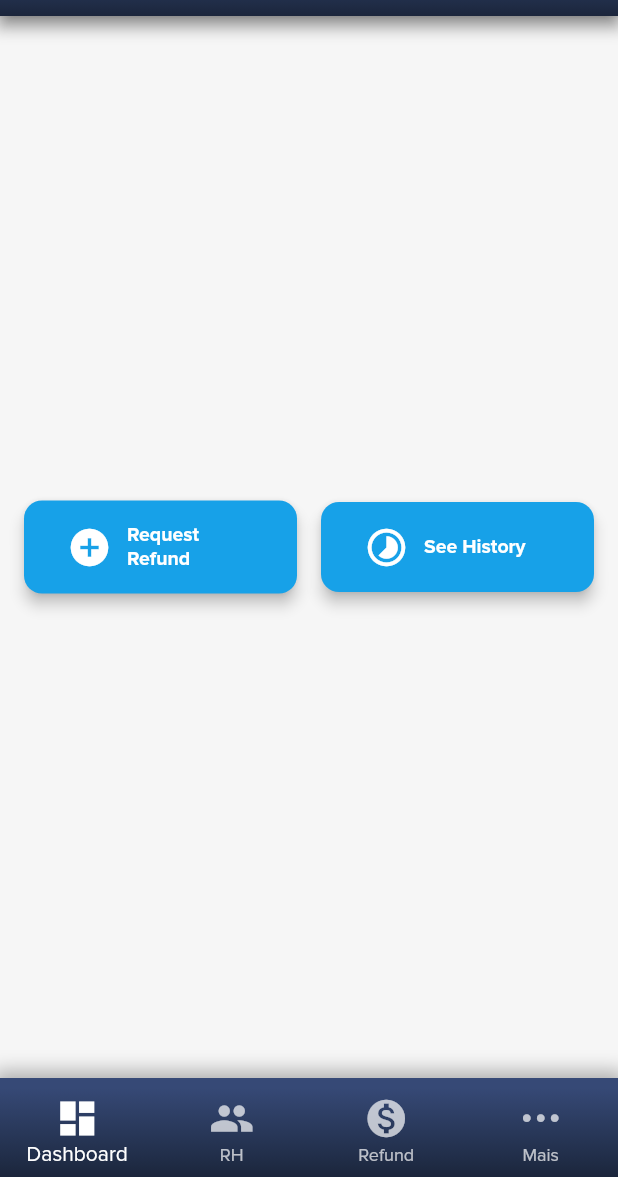
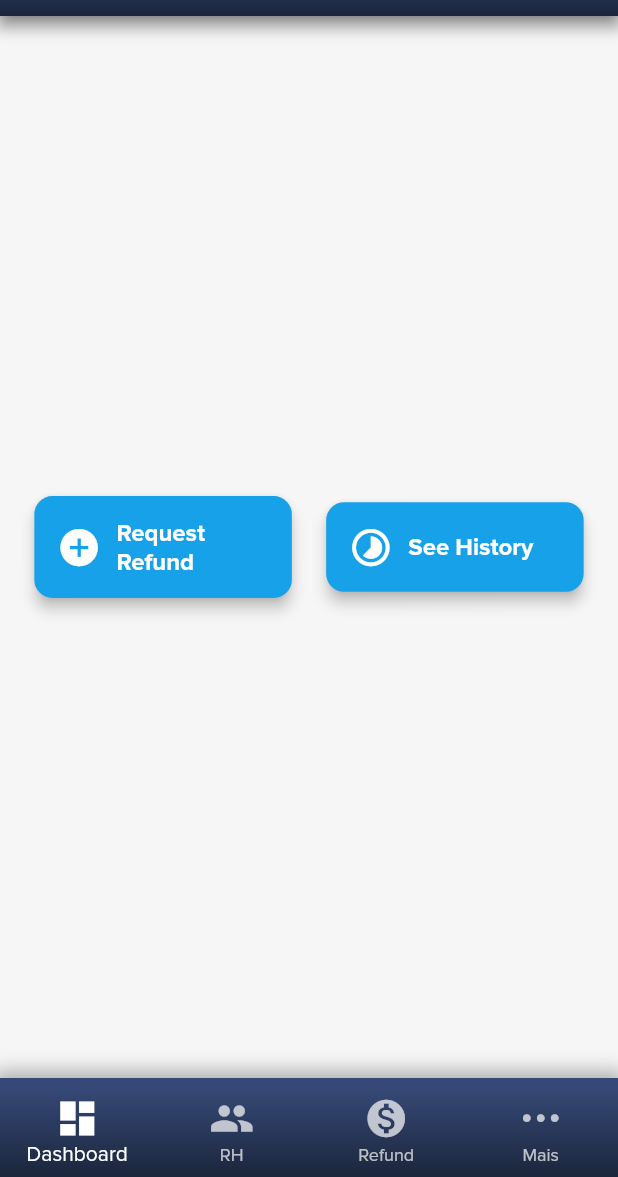
Before and after one commit to JoaoBrodt/telaJonathanSpecter, a Flutter app: the HomeScreen screen opened directly, on a phone screen of 412 x 824 dp, the part 59-1236 px from its top. Run offline on Flutter 3.47's test engine with Material 2 defaults, Android fonts, the phone set to English and light mode, and no system bars; our stand-ins replace dio, equatable, flutter_bloc, google_fonts; generated files the repository leaves out were written again; statements that could not run were skipped.

Commit message:
Melhoria para proporção de tela.

```diff
--- a/demeter_app/lib/core/presentation/theme/adaptative_theme.dart
+++ b/demeter_app/lib/core/presentation/theme/adaptative_theme.dart
@@ -2,7 +2,7 @@ class AdaptativeTheme {
   static const noneSpace = 0.0;
   static const minimunSpace = 10.0;
   static const minimunExtraSpace = 5.0;
-  static const defaultSpace = 16.0;
+  static const defaultSpace = 23.0;
   static const largeSpace = 24.0;
   static const largeSpacePlus = 26.0;
   static const extraSpace = 32.0;
--- a/demeter_app/lib/core/presentation/theme/theme_default.dart
+++ b/demeter_app/lib/core/presentation/theme/theme_default.dart
@@ -1,4 +1,5 @@
 import 'package:demeter_app/core/export.dart';
+import 'package:demeter_design_system/demeter_design_system.dart';
 import 'package:flutter/material.dart';
 import 'package:flutter/services.dart';
 
@@ -13,6 +14,7 @@ final themeLight = ThemeData(
   indicatorColor: const Color(0xFF364976),
   progressIndicatorTheme:
       const ProgressIndicatorThemeData(color: Color(0xFF364976)),
+  visualDensity: VisualDensity.adaptivePlatformDensity,
 );
 
 TextTheme textTheme() {
@@ -49,7 +51,7 @@ TextTheme textTheme() {
     ),
     labelMedium: TextStyle(
       color: Color.fromRGBO(255, 255, 255, 1),
-      fontSize: 13,
+      fontSize: 16,
       fontWeight: FontWeight.bold,
     ),
   );
--- a/demeter_app/lib/features/dashboard/presentation/screen/dashboard.dart
+++ b/demeter_app/lib/features/dashboard/presentation/screen/dashboard.dart
@@ -1,4 +1,5 @@
 import 'package:demeter_app/core/presentation/theme/adaptative_theme.dart';
+import 'package:demeter_design_system/sized_config.dart';
 import 'package:flutter_gen/gen_l10n/app_localizations.dart';
 import 'package:demeter_design_system/demeter_design_system.dart';
 import 'package:flutter/material.dart';
@@ -8,35 +9,36 @@ class DashBoardScreen extends StatelessWidget {
 
   @override
   Widget build(BuildContext context) {
-    return Padding(
-      padding: const EdgeInsets.all(AdaptativeTheme.defaultSpace),
-      child: Center(
+    return Container(
+      padding: EdgeInsets.all(
+          getProportionateScreenWidth(AdaptativeTheme.defaultSpace)),
       child: Row(
         mainAxisAlignment: MainAxisAlignment.spaceBetween,
         children: [
           Flexible(
             child: ButtonLargeLeftIconWidget(
               text: AppLocalizations.of(context)!.requestRefund,
-                icon: const Icon(Icons.add_circle, size: 30),
+              icon:
+                  Icon(Icons.add_circle, size: getProportionateScreenWidth(30)),
               onPressed: () {
                 Navigator.of(context)
                     .pushNamed('/dashboard/example_navigation');
               },
             ),
           ),
-            const SizedBox(
-              width: AdaptativeTheme.defaultSpace,
+          SizedBox(
+            width: getProportionateScreenWidth(AdaptativeTheme.defaultSpace),
           ),
           Flexible(
             child: ButtonLargeLeftIconWidget(
               text: AppLocalizations.of(context)!.seeHistory,
-                icon: const Icon(Icons.timelapse_rounded, size: 30),
+              icon: Icon(Icons.timelapse_rounded,
+                  size: getProportionateScreenWidth(30)),
               onPressed: () {},
             ),
           ),
         ],
       ),
-      ),
     );
   }
 }
--- a/demeter_app/lib/features/home/presentation/screen/home_screen.dart
+++ b/demeter_app/lib/features/home/presentation/screen/home_screen.dart
@@ -29,6 +29,7 @@ class _HomeScreenState extends State<HomeScreen> {
 
   @override
   Widget build(BuildContext context) {
+    SizeConfig().init(context);
     final appLocalizations = AppLocalizations.of(context);
 
     return BlocProvider(
--- a/demeter_design_system/lib/components/buttons/button_large_left_icon_widget.dart
+++ b/demeter_design_system/lib/components/buttons/button_large_left_icon_widget.dart
@@ -1,3 +1,4 @@
+import 'package:demeter_design_system/demeter_design_system.dart';
 import 'package:flutter/material.dart';
 
 class ButtonLargeLeftIconWidget extends StatelessWidget {
@@ -14,13 +15,13 @@ class ButtonLargeLeftIconWidget extends StatelessWidget {
   @override
   Widget build(BuildContext context) {
     return ElevatedButton(
-      child: Padding(
-        padding: const EdgeInsets.all(15.0),
+      style: ElevatedButton.styleFrom(
+          padding: EdgeInsets.all(getProportionateScreenWidth(15))),
       child: Row(
         mainAxisAlignment: MainAxisAlignment.start,
         children: [
           Padding(
-              padding: const EdgeInsets.only(right: 10),
+            padding: EdgeInsets.only(right: getProportionateScreenWidth(10)),
             child: icon,
           ),
           Flexible(
@@ -31,7 +32,6 @@ class ButtonLargeLeftIconWidget extends StatelessWidget {
           ),
         ],
       ),
-      ),
       onPressed: onPressed,
     );
   }
--- a/demeter_design_system/lib/export.dart
+++ b/demeter_design_system/lib/export.dart
@@ -1,2 +1,3 @@
 export 'components/buttons/export.dart';
 export 'components/app_bar/export.dart';
+export 'sized_config.dart';
--- a/demeter_app/lib/core/sized_config.dart
+++ b/demeter_design_system/lib/sized_config.dart
@@ -26,5 +26,5 @@ double getProportionateScreenHeight(double inputHeight) {
 double getProportionateScreenWidth(double inputWidth) {
   double screenWidth = SizeConfig.screenWidth;
   // 375 is the layout width that designer use
-  return (inputWidth / 375.0) * screenWidth;
+  return (inputWidth / 414.0) * screenWidth;
 }
```
Lines whose indentation alone changed are shown as unchanged.
